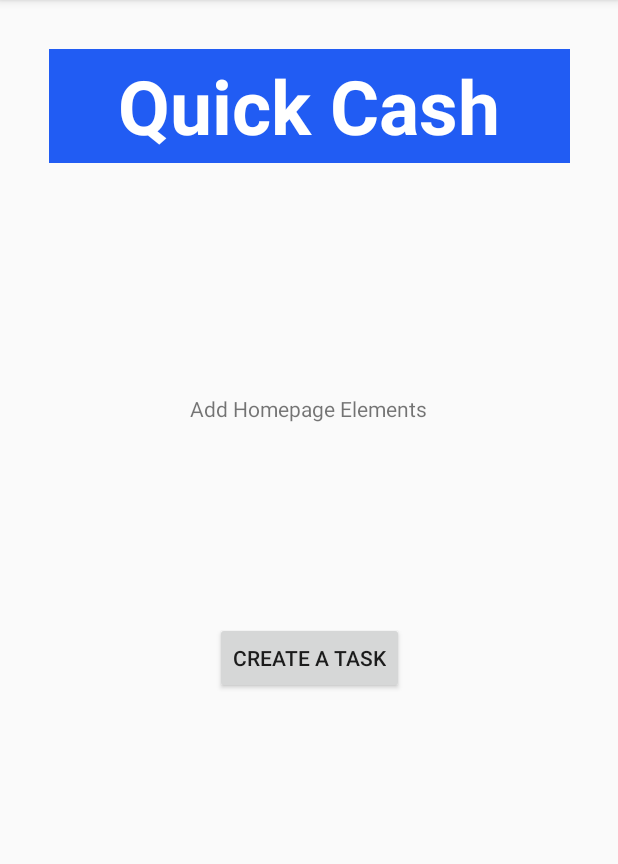
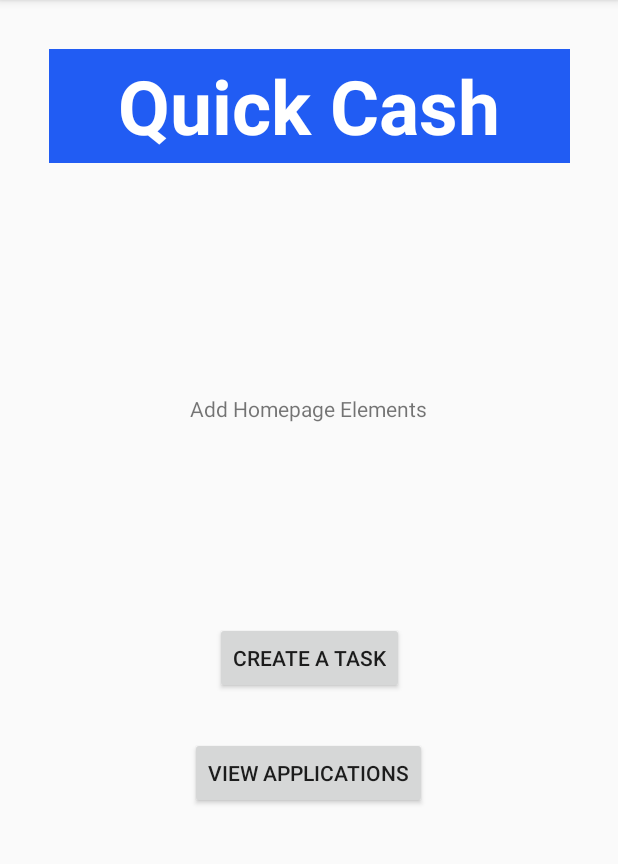
Before and after one commit to kylecumming/3130GP1, an Android app: the EmployerHomepageActivity screen opened directly, with no data from a screen before it, on a phone screen of 412 x 824 dp, the part 84-948 px from its top. Run offline under Robolectric (Android 15) with nearby library versions, the phone set to English and light mode, and no system bars.

Commit message:
Feature: ViewApplicationsActivity.java - accessible on button click 'View Applications' on EmployerHomepageActivity.java (test pass)

```diff
--- a/app/src/main/AndroidManifest.xml
+++ b/app/src/main/AndroidManifest.xml
@@ -9,6 +9,7 @@
         android:roundIcon="@mipmap/ic_launcher_round"
         android:supportsRtl="true"
         android:theme="@style/AppTheme">
+        <activity android:name=".ViewApplicationsActivity"></activity>
         <activity android:name=".ViewSingleTask" />
         <activity android:name=".ViewTasksActivity" />
         <activity android:name=".EmployeeHomepageActivity" />
--- a/app/src/main/java/com/example/csci3130groupproject/EmployerHomepageActivity.java
+++ b/app/src/main/java/com/example/csci3130groupproject/EmployerHomepageActivity.java
@@ -5,6 +5,7 @@ import androidx.appcompat.app.AppCompatActivity;
 import android.content.Intent;
 import android.os.Bundle;
 import android.view.View;
+import android.widget.Button;
 
 public class EmployerHomepageActivity extends AppCompatActivity {
 
@@ -13,10 +14,20 @@ public class EmployerHomepageActivity extends AppCompatActivity {
         super.onCreate(savedInstanceState);
         setContentView(R.layout.activity_employer_homepage);
 
-        findViewById(R.id.button_homepageSubmitTask).setOnClickListener(new View.OnClickListener(){
+        Button createTask = (Button) findViewById(R.id.button_homepageSubmitTask);
+        Button viewApplications = (Button) findViewById(R.id.button_viewApplications);
+
+        createTask.setOnClickListener(new View.OnClickListener(){
             @Override
             public void onClick(View view){
                 launchSubmitTaskActivity();
+            }
+        });
+
+        viewApplications.setOnClickListener(new View.OnClickListener() {
+            @Override
+            public void onClick(View view) {
+                launchViewApplicationsActivity();
             }
         });
 
@@ -27,4 +38,9 @@ public class EmployerHomepageActivity extends AppCompatActivity {
         startActivity(intent);
     }
 
+    private void launchViewApplicationsActivity(){
+        Intent intent = new Intent(this, ViewApplicationsActivity.class);
+        startActivity(intent);
+    }
+
 }
--- a/app/src/main/res/layout/activity_employer_homepage.xml
+++ b/app/src/main/res/layout/activity_employer_homepage.xml
@@ -43,4 +43,16 @@
         app:layout_constraintStart_toStartOf="parent"
         app:layout_constraintTop_toBottomOf="@+id/textview_quickCash5"
         app:layout_constraintVertical_bias="0.241" />
+
+    <Button
+        android:id="@+id/button_viewApplications"
+        android:layout_width="wrap_content"
+        android:layout_height="wrap_content"
+        android:text="View Applications"
+        app:layout_constraintBottom_toBottomOf="parent"
+        app:layout_constraintEnd_toEndOf="parent"
+        app:layout_constraintHorizontal_bias="0.498"
+        app:layout_constraintStart_toStartOf="parent"
+        app:layout_constraintTop_toBottomOf="@+id/button_homepageSubmitTask"
+        app:layout_constraintVertical_bias="0.112" />
 </androidx.constraintlayout.widget.ConstraintLayout>
```
Also changed, not shown: app/src/main/java/com/example/csci3130groupproject/ViewApplicationsActivity.java (added, +14 -0 lines), app/src/main/res/layout/activity_view_applications.xml (added, +25 -0 lines), 1 other file.
